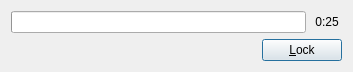
This is src/BreakDialog.ui in mrexodia/WorkraveQt as Qt 5 draws it before an edit. The edited form follows.
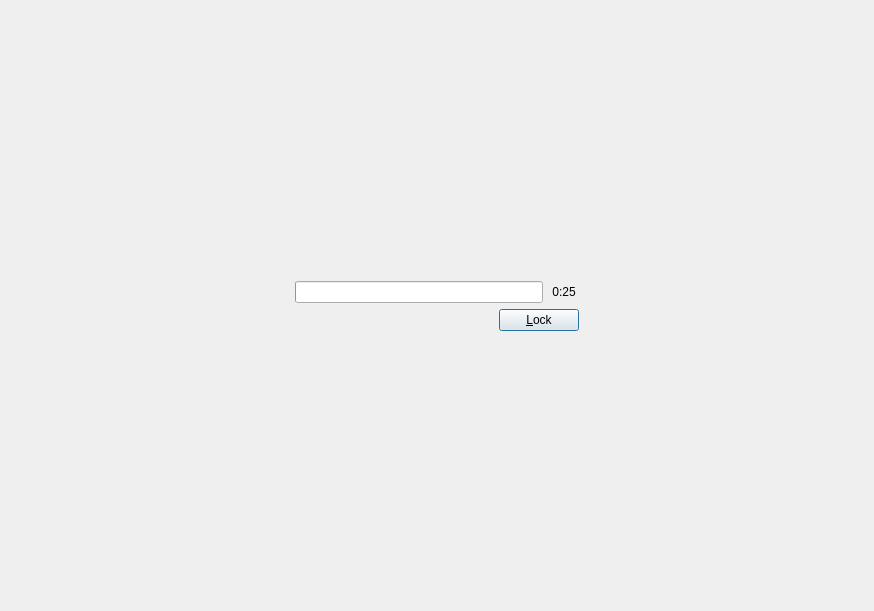
This is the edited form. Icons and pictures are not drawn.

Commit message: Improvements to break dialogs

```diff
--- a/src/BreakDialog.ui
+++ b/src/BreakDialog.ui
@@ -6,8 +6,8 @@
    <rect>
     <x>0</x>
     <y>0</y>
-    <width>353</width>
-    <height>72</height>
+    <width>874</width>
+    <height>611</height>
    </rect>
   </property>
   <property name="windowTitle">
@@ -17,8 +17,58 @@
    <iconset resource="resources.qrc">
     <normaloff>:/images/sheep.svg</normaloff>:/images/sheep.svg</iconset>
   </property>
-  <layout class="QVBoxLayout" name="verticalLayout">
+  <layout class="QGridLayout" name="gridLayout">
+   <item row="0" column="1">
+    <spacer name="verticalSpacer_2">
+     <property name="orientation">
+      <enum>Qt::Vertical</enum>
+     </property>
+     <property name="sizeHint" stdset="0">
+      <size>
+       <width>20</width>
+       <height>40</height>
+      </size>
+     </property>
+    </spacer>
+   </item>
+   <item row="2" column="2">
+    <spacer name="horizontalSpacer_2">
+     <property name="orientation">
+      <enum>Qt::Horizontal</enum>
+     </property>
+     <property name="sizeHint" stdset="0">
+      <size>
+       <width>40</width>
+       <height>20</height>
+      </size>
+     </property>
+    </spacer>
+   </item>
+   <item row="2" column="1">
+    <layout class="QHBoxLayout" name="horizontalLayout_2">
    <item>
+      <spacer name="horizontalSpacer">
+       <property name="orientation">
+        <enum>Qt::Horizontal</enum>
+       </property>
+       <property name="sizeHint" stdset="0">
+        <size>
+         <width>40</width>
+         <height>20</height>
+        </size>
+       </property>
+      </spacer>
+     </item>
+     <item>
+      <widget class="QPushButton" name="pushButtonLock">
+       <property name="text">
+        <string>&amp;Lock</string>
+       </property>
+      </widget>
+     </item>
+    </layout>
+   </item>
+   <item row="1" column="1">
     <layout class="QHBoxLayout" name="horizontalLayout">
      <item>
       <widget class="QProgressBar" name="progressBarTimer">
@@ -57,10 +107,21 @@
      </item>
     </layout>
    </item>
-   <item>
-    <layout class="QHBoxLayout" name="horizontalLayout_2">
-     <item>
-      <spacer name="horizontalSpacer">
+   <item row="3" column="1">
+    <spacer name="verticalSpacer">
+     <property name="orientation">
+      <enum>Qt::Vertical</enum>
+     </property>
+     <property name="sizeHint" stdset="0">
+      <size>
+       <width>20</width>
+       <height>40</height>
+      </size>
+     </property>
+    </spacer>
+   </item>
+   <item row="1" column="0">
+    <spacer name="horizontalSpacer_3">
        <property name="orientation">
         <enum>Qt::Horizontal</enum>
        </property>
@@ -71,15 +132,6 @@
         </size>
        </property>
       </spacer>
-     </item>
-     <item>
-      <widget class="QPushButton" name="pushButtonLock">
-       <property name="text">
-        <string>&amp;Lock</string>
-       </property>
-      </widget>
-     </item>
-    </layout>
    </item>
   </layout>
  </widget>
```
Lines whose indentation alone changed are shown as unchanged. The commit also changes 5 other files.
